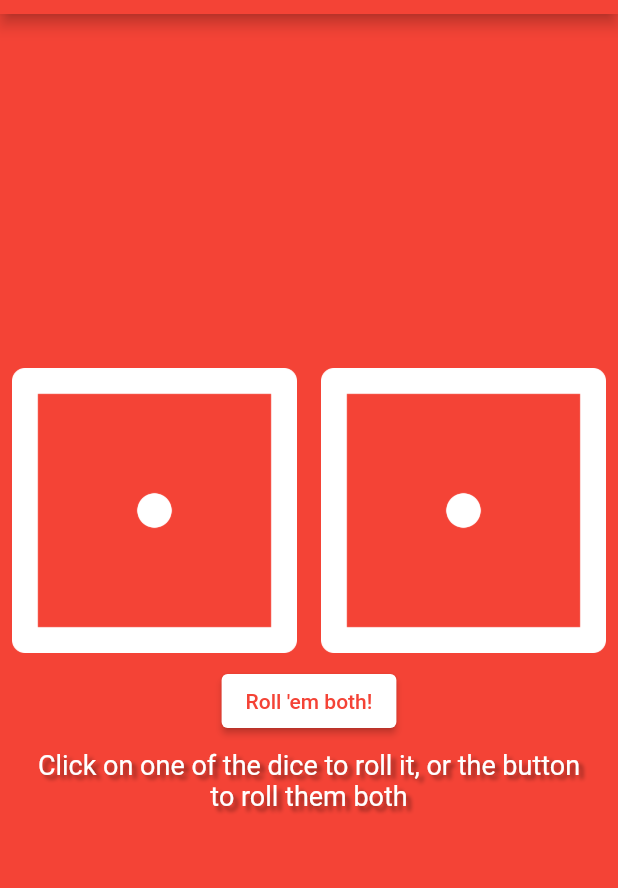
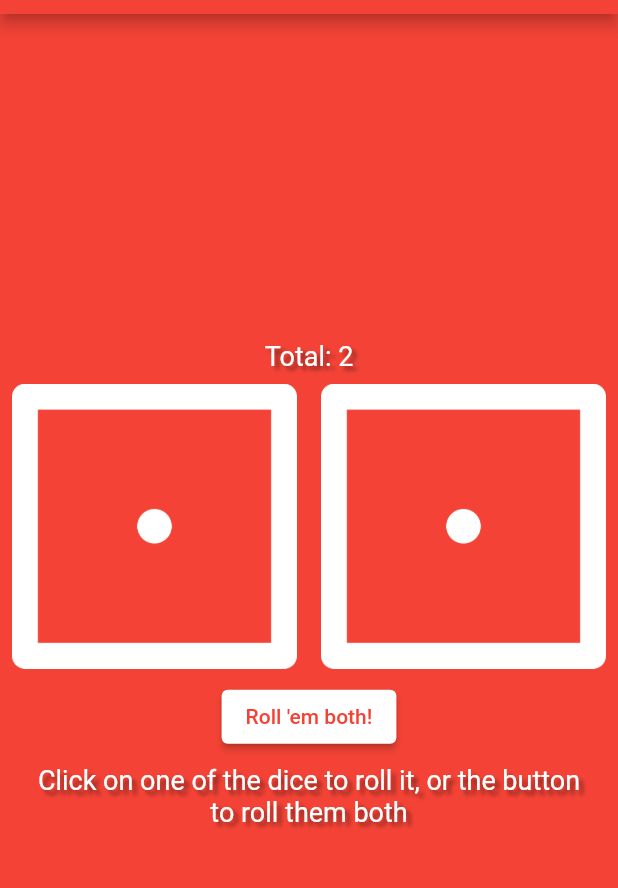
Before and after one commit to jbped/dicee, a Flutter app: the screen it shows after launch, on a phone screen of 412 x 824 dp, the part 70-958 px from its top. Run offline on Flutter 3.47's test engine with Material 2 defaults, Android fonts, the phone set to English and light mode, and no system bars.

Commit message:
Added total string

```diff
--- a/lib/main.dart
+++ b/lib/main.dart
@@ -78,6 +78,7 @@ class DicePage extends StatefulWidget {
 class _DicePageState extends State<DicePage> {
   int leftDiceNumber = 1;
   int rightDiceNumber = 1;
+  int? total = 2;
 
   void rollDice([String? dice]) {
     setState(() {
@@ -89,6 +90,7 @@ class _DicePageState extends State<DicePage> {
         leftDiceNumber = Random().nextInt(6) + 1;
         rightDiceNumber = Random().nextInt(6) + 1;
       }
+      total = leftDiceNumber + rightDiceNumber;
     });
   }
 
@@ -97,6 +99,19 @@ class _DicePageState extends State<DicePage> {
     return Column(
       mainAxisAlignment: MainAxisAlignment.center,
       children: [
+        Text(
+          'Total: $total',
+          style: const TextStyle(
+            color: Colors.white,
+            fontSize: 18.0,
+            shadows: <Shadow>[
+              Shadow(
+                  offset: Offset(3.0, 3.0),
+                  blurRadius: 3.0,
+                  color: Color.fromARGB(120, 0, 0, 0))
+            ],
+          ),
+        ),
         Row(
           children: [
             // Expanded had flex capabilities
```
